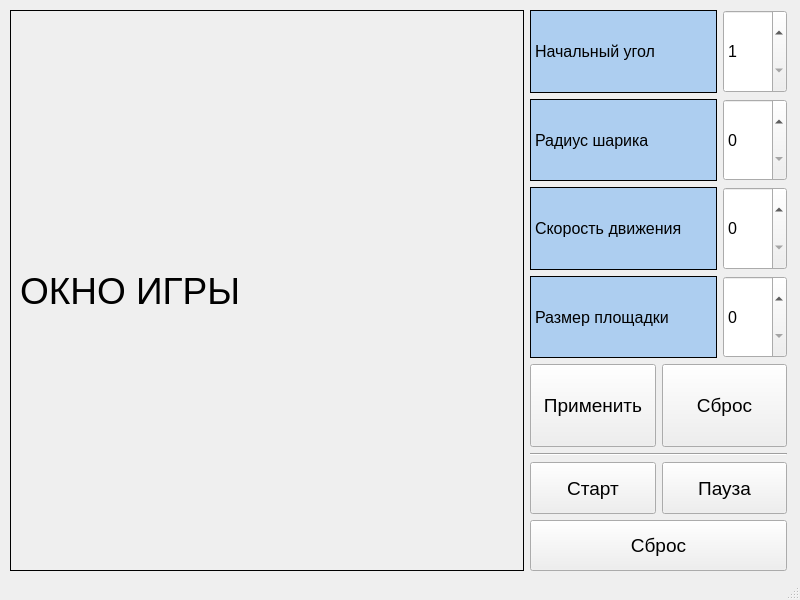
First picture: the form in mainwindow.ui, repository Ak1-AleX/OOP_CourseWork_3rd_Semester, before the edit.
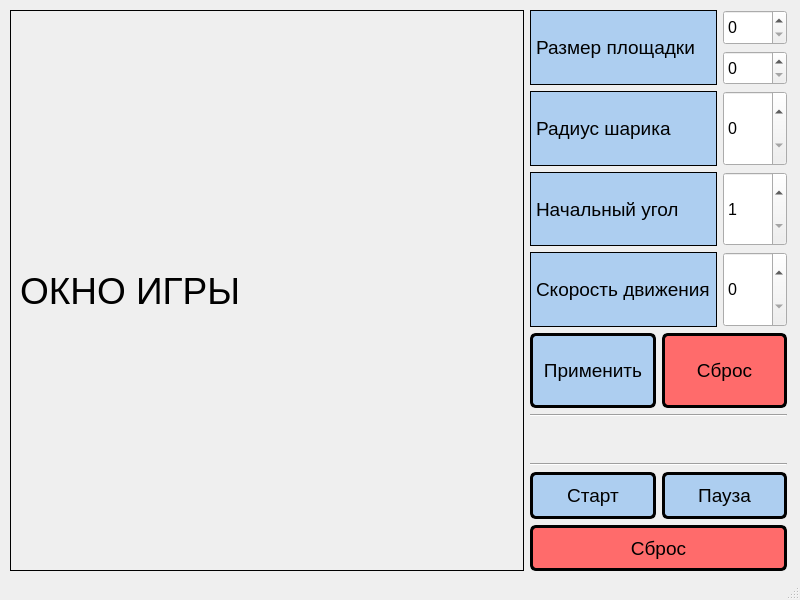
Second picture: the form after the edit.

Commit message: .ui added custom buttons

The edit to the form file:
```diff
--- a/mainwindow.ui
+++ b/mainwindow.ui
@@ -71,9 +71,130 @@
       </widget>
      </item>
      <item>
-      <layout class="QVBoxLayout" name="buttons_layout" stretch="8,0,2">
+      <layout class="QVBoxLayout" name="buttons_layout" stretch="8,0,0,0,2">
        <item>
         <layout class="QVBoxLayout" name="params_layout">
+         <item>
+          <layout class="QHBoxLayout" name="area_size_layout" stretch="3,1">
+           <item>
+            <widget class="QLabel" name="area_size">
+             <property name="sizePolicy">
+              <sizepolicy hsizetype="Preferred" vsizetype="Preferred">
+               <horstretch>0</horstretch>
+               <verstretch>0</verstretch>
+              </sizepolicy>
+             </property>
+             <property name="font">
+              <font>
+               <pointsize>14</pointsize>
+              </font>
+             </property>
+             <property name="styleSheet">
+              <string notr="true">QLabel {
+    border: 1px solid black;
+    color: black;
+	qproperty-alignment: 'AlignCenter';
+	background-color: #adcef0;
+}</string>
+             </property>
+             <property name="text">
+              <string>Размер площадки</string>
+             </property>
+            </widget>
+           </item>
+           <item>
+            <layout class="QVBoxLayout" name="add_size_layout">
+             <item>
+              <widget class="QSpinBox" name="input_area_height">
+               <property name="sizePolicy">
+                <sizepolicy hsizetype="Preferred" vsizetype="Preferred">
+                 <horstretch>0</horstretch>
+                 <verstretch>0</verstretch>
+                </sizepolicy>
+               </property>
+               <property name="font">
+                <font>
+                 <pointsize>12</pointsize>
+                </font>
+               </property>
+               <property name="minimum">
+                <number>0</number>
+               </property>
+               <property name="maximum">
+                <number>9999</number>
+               </property>
+              </widget>
+             </item>
+             <item>
+              <widget class="QSpinBox" name="input_area_width">
+               <property name="sizePolicy">
+                <sizepolicy hsizetype="Preferred" vsizetype="Preferred">
+                 <horstretch>0</horstretch>
+                 <verstretch>0</verstretch>
+                </sizepolicy>
+               </property>
+               <property name="font">
+                <font>
+                 <pointsize>12</pointsize>
+                </font>
+               </property>
+              </widget>
+             </item>
+            </layout>
+           </item>
+          </layout>
+         </item>
+         <item>
+          <layout class="QHBoxLayout" name="ball_radius_layout" stretch="3,1">
+           <item>
+            <widget class="QLabel" name="radius_size">
+             <property name="sizePolicy">
+              <sizepolicy hsizetype="Preferred" vsizetype="Preferred">
+               <horstretch>0</horstretch>
+               <verstretch>0</verstretch>
+              </sizepolicy>
+             </property>
+             <property name="font">
+              <font>
+               <pointsize>14</pointsize>
+              </font>
+             </property>
+             <property name="styleSheet">
+              <string notr="true">QLabel {
+    border: 1px solid black;
+    color: black;
+	qproperty-alignment: 'AlignCenter';
+	background-color: #adcef0;
+}</string>
+             </property>
+             <property name="text">
+              <string>Радиус шарика</string>
+             </property>
+            </widget>
+           </item>
+           <item>
+            <widget class="QSpinBox" name="input_radius_size">
+             <property name="sizePolicy">
+              <sizepolicy hsizetype="Preferred" vsizetype="Preferred">
+               <horstretch>0</horstretch>
+               <verstretch>0</verstretch>
+              </sizepolicy>
+             </property>
+             <property name="font">
+              <font>
+               <pointsize>12</pointsize>
+              </font>
+             </property>
+             <property name="minimum">
+              <number>0</number>
+             </property>
+             <property name="maximum">
+              <number>9999</number>
+             </property>
+            </widget>
+           </item>
+          </layout>
+         </item>
          <item>
           <layout class="QHBoxLayout" name="ball_angle_layout" stretch="3,1">
            <item>
@@ -86,7 +207,7 @@
              </property>
              <property name="font">
               <font>
-               <pointsize>12</pointsize>
+               <pointsize>14</pointsize>
               </font>
              </property>
              <property name="styleSheet">
@@ -125,57 +246,6 @@
            </item>
           </layout>
          </item>
-         <item>
-          <layout class="QHBoxLayout" name="ball_radius_layout" stretch="3,1">
-           <item>
-            <widget class="QLabel" name="radius_size">
-             <property name="sizePolicy">
-              <sizepolicy hsizetype="Preferred" vsizetype="Preferred">
-               <horstretch>0</horstretch>
-               <verstretch>0</verstretch>
-              </sizepolicy>
-             </property>
-             <property name="font">
-              <font>
-               <pointsize>12</pointsize>
-              </font>
-             </property>
-             <property name="styleSheet">
-              <string notr="true">QLabel {
-    border: 1px solid black;
-    color: black;
-	qproperty-alignment: 'AlignCenter';
-	background-color: #adcef0;
-}</string>
-             </property>
-             <property name="text">
-              <string>Радиус шарика</string>
-             </property>
-            </widget>
-           </item>
-           <item>
-            <widget class="QSpinBox" name="input_radius_size">
-             <property name="sizePolicy">
-              <sizepolicy hsizetype="Preferred" vsizetype="Preferred">
-               <horstretch>0</horstretch>
-               <verstretch>0</verstretch>
-              </sizepolicy>
-             </property>
-             <property name="font">
-              <font>
-               <pointsize>12</pointsize>
-              </font>
-             </property>
-             <property name="minimum">
-              <number>0</number>
-             </property>
-             <property name="maximum">
-              <number>9999</number>
-             </property>
-            </widget>
-           </item>
-          </layout>
-         </item>
          <item>
           <layout class="QHBoxLayout" name="ball_speed_layout" stretch="3,1">
            <item>
@@ -188,7 +258,7 @@
              </property>
              <property name="font">
               <font>
-               <pointsize>12</pointsize>
+               <pointsize>14</pointsize>
               </font>
              </property>
              <property name="styleSheet">
@@ -227,57 +297,6 @@
            </item>
           </layout>
          </item>
-         <item>
-          <layout class="QHBoxLayout" name="area_size_layout" stretch="3,1">
-           <item>
-            <widget class="QLabel" name="area_size">
-             <property name="sizePolicy">
-              <sizepolicy hsizetype="Preferred" vsizetype="Preferred">
-               <horstretch>0</horstretch>
-               <verstretch>0</verstretch>
-              </sizepolicy>
-             </property>
-             <property name="font">
-              <font>
-               <pointsize>12</pointsize>
-              </font>
-             </property>
-             <property name="styleSheet">
-              <string notr="true">QLabel {
-    border: 1px solid black;
-    color: black;
-	qproperty-alignment: 'AlignCenter';
-	background-color: #adcef0;
-}</string>
-             </property>
-             <property name="text">
-              <string>Размер площадки</string>
-             </property>
-            </widget>
-           </item>
-           <item>
-            <widget class="QSpinBox" name="input_area_size">
-             <property name="sizePolicy">
-              <sizepolicy hsizetype="Preferred" vsizetype="Preferred">
-               <horstretch>0</horstretch>
-               <verstretch>0</verstretch>
-              </sizepolicy>
-             </property>
-             <property name="font">
-              <font>
-               <pointsize>12</pointsize>
-              </font>
-             </property>
-             <property name="minimum">
-              <number>0</number>
-             </property>
-             <property name="maximum">
-              <number>9999</number>
-             </property>
-            </widget>
-           </item>
-          </layout>
-         </item>
          <item>
           <layout class="QHBoxLayout" name="params_approve_layout" stretch="0,0">
            <item>
@@ -294,11 +313,25 @@
               </font>
              </property>
              <property name="styleSheet">
-              <string notr="true">QLabel {
-    border: 1px solid black;
-    color: black;
-	qproperty-alignment: 'AlignCenter';
-	background-color: #adcef0;
+              <string notr="true">QPushButton {
+    border: 3px solid #000000;
+    background-color: #adcef0;
+    border-radius: 6px;
+    padding: 6px;
+}
+
+/* Стиль при наведении */
+QPushButton:hover {
+    background-color: #9bc0e5;
+    border-color: #333333;
+}
+
+/* Стиль при нажатии */
+QPushButton:pressed {
+    background-color: #7ca8d0;
+    border-color: #555555;
+    padding-top: 7px;    /* Создаём эффект &amp;quot;вдавленности&amp;quot; */
+    padding-bottom: 5px;
 }</string>
              </property>
              <property name="text">
@@ -320,11 +353,25 @@
               </font>
              </property>
              <property name="styleSheet">
-              <string notr="true">QLabel {
-    border: 1px solid black;
-    color: black;
-	qproperty-alignment: 'AlignCenter';
-	background-color: #adcef0;
+              <string notr="true">QPushButton {
+    border: 3px solid #000000;
+    background-color: #FF6B6B;
+    border-radius: 6px;
+    padding: 6px;
+}
+
+/* Стиль при наведении */
+QPushButton:hover {
+    background-color: #FF5252;
+    border-color: #333333;
+}
+
+/* Стиль при нажатии */
+QPushButton:pressed {
+    background-color: #D32F2F;
+    border-color: #555555;
+    padding-top: 7px;    /* Создаём эффект &amp;quot;вдавленности&amp;quot; */
+    padding-bottom: 5px;
 }</string>
              </property>
              <property name="text">
@@ -337,7 +384,27 @@
         </layout>
        </item>
        <item>
-        <widget class="Line" name="line">
+        <widget class="Line" name="line_up">
+         <property name="orientation">
+          <enum>Qt::Horizontal</enum>
+         </property>
+        </widget>
+       </item>
+       <item>
+        <spacer name="verticalSpacer">
+         <property name="orientation">
+          <enum>Qt::Vertical</enum>
+         </property>
+         <property name="sizeHint" stdset="0">
+          <size>
+           <width>20</width>
+           <height>40</height>
+          </size>
+         </property>
+        </spacer>
+       </item>
+       <item>
+        <widget class="Line" name="line_down">
          <property name="orientation">
           <enum>Qt::Horizontal</enum>
          </property>
@@ -361,11 +428,25 @@
               </font>
              </property>
              <property name="styleSheet">
-              <string notr="true">QLabel {
-    border: 1px solid black;
-    color: black;
-	qproperty-alignment: 'AlignCenter';
-	background-color: #adcef0;
+              <string notr="true">QPushButton {
+    border: 3px solid #000000;
+    background-color: #adcef0;
+    border-radius: 6px;
+    padding: 6px;
+}
+
+/* Стиль при наведении */
+QPushButton:hover {
+    background-color: #9bc0e5;
+    border-color: #333333;
+}
+
+/* Стиль при нажатии */
+QPushButton:pressed {
+    background-color: #7ca8d0;
+    border-color: #555555;
+    padding-top: 7px;    /* Создаём эффект &amp;quot;вдавленности&amp;quot; */
+    padding-bottom: 5px;
 }</string>
              </property>
              <property name="text">
@@ -387,11 +468,25 @@
               </font>
              </property>
              <property name="styleSheet">
-              <string notr="true">QLabel {
-    border: 1px solid black;
-    color: black;
-	qproperty-alignment: 'AlignCenter';
-	background-color: #adcef0;
+              <string notr="true">QPushButton {
+    border: 3px solid #000000;
+    background-color: #adcef0;
+    border-radius: 6px;
+    padding: 6px;
+}
+
+/* Стиль при наведении */
+QPushButton:hover {
+    background-color: #9bc0e5;
+    border-color: #333333;
+}
+
+/* Стиль при нажатии */
+QPushButton:pressed {
+    background-color: #7ca8d0;
+    border-color: #555555;
+    padding-top: 7px;    /* Создаём эффект &amp;quot;вдавленности&amp;quot; */
+    padding-bottom: 5px;
 }</string>
              </property>
              <property name="text">
@@ -415,11 +510,25 @@
             </font>
            </property>
            <property name="styleSheet">
-            <string notr="true">QLabel {
-    border: 1px solid black;
-    color: black;
-	qproperty-alignment: 'AlignCenter';
-	background-color: #adcef0;
+            <string notr="true">QPushButton {
+    border: 3px solid #000000;
+    background-color: #FF6B6B;
+    border-radius: 6px;
+    padding: 6px;
+}
+
+/* Стиль при наведении */
+QPushButton:hover {
+    background-color: #FF5252;
+    border-color: #333333;
+}
+
+/* Стиль при нажатии */
+QPushButton:pressed {
+    background-color: #D32F2F;
+    border-color: #555555;
+    padding-top: 7px;    /* Создаём эффект &amp;quot;вдавленности&amp;quot; */
+    padding-bottom: 5px;
 }</string>
            </property>
            <property name="text">
```
